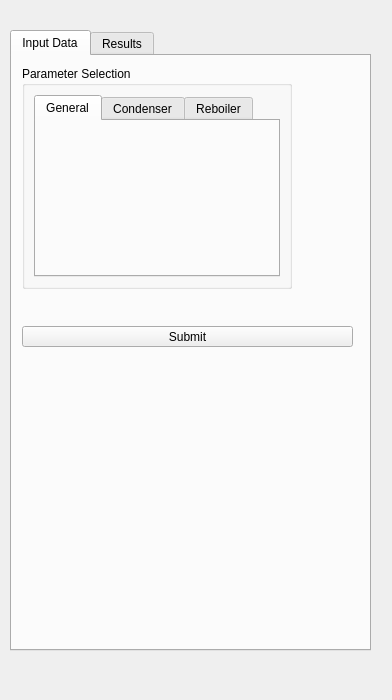
This is DockWidgets/DockWidgetDistillationColumn.ui in FOSSEE/Chemical-Simulator-GUI as Qt 5 draws it before an edit. The edited form follows.
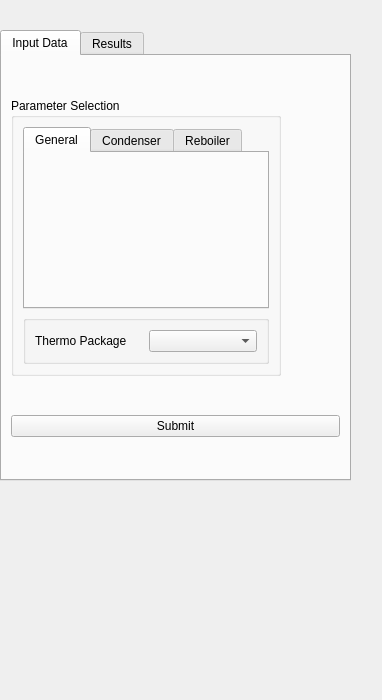
This is the edited form.

Commit message: Thermo package slot added to Distillation input

Diff of the .ui file:
```diff
--- a/DockWidgets/DockWidgetDistillationColumn.ui
+++ b/DockWidgets/DockWidgetDistillationColumn.ui
@@ -9,7 +9,7 @@
    <rect>
     <x>0</x>
     <y>0</y>
-    <width>392</width>
+    <width>382</width>
     <height>700</height>
    </rect>
   </property>
@@ -31,10 +31,10 @@
   <widget class="QTabWidget" name="tabWidget">
    <property name="geometry">
     <rect>
-     <x>10</x>
+     <x>0</x>
      <y>30</y>
-     <width>361</width>
-     <height>621</height>
+     <width>351</width>
+     <height>451</height>
     </rect>
    </property>
    <property name="autoFillBackground">
@@ -47,19 +47,13 @@
     <attribute name="title">
      <string>Input Data</string>
     </attribute>
+    <layout class="QVBoxLayout" name="verticalLayout_2">
+     <item>
     <widget class="QGroupBox" name="groupBox_2">
-     <property name="geometry">
-      <rect>
-       <x>10</x>
-       <y>10</y>
-       <width>331</width>
-       <height>204</height>
-      </rect>
-     </property>
      <property name="title">
       <string>Parameter Selection</string>
      </property>
-     <layout class="QHBoxLayout" name="horizontalLayout_10">
+       <layout class="QVBoxLayout" name="verticalLayout">
       <property name="sizeConstraint">
        <enum>QLayout::SetFixedSize</enum>
       </property>
@@ -220,21 +214,40 @@
         </widget>
        </widget>
       </item>
-     </layout>
-    </widget>
+        <item>
+         <widget class="QGroupBox" name="groupBox">
+          <property name="title">
+           <string/>
+          </property>
+          <layout class="QVBoxLayout" name="verticalLayout_3">
+           <item>
+            <layout class="QHBoxLayout" name="horizontalLayout_2">
+             <item>
+              <widget class="QLabel" name="label">
+               <property name="text">
+                <string>Thermo Package</string>
+               </property>
+              </widget>
+             </item>
+             <item>
+              <widget class="QComboBox" name="cbTP"/>
+             </item>
+            </layout>
+           </item>
+          </layout>
+         </widget>
+        </item>
+       </layout>
+      </widget>
+     </item>
+     <item>
     <widget class="QPushButton" name="pushButton_2">
-     <property name="geometry">
-      <rect>
-       <x>10</x>
-       <y>270</y>
-       <width>331</width>
-       <height>21</height>
-      </rect>
-     </property>
      <property name="text">
       <string>Submit</string>
      </property>
     </widget>
+     </item>
+    </layout>
    </widget>
    <widget class="QWidget" name="tab_2">
     <attribute name="title">
```
Lines whose indentation alone changed are shown as unchanged. The commit also changes 4 other files.
